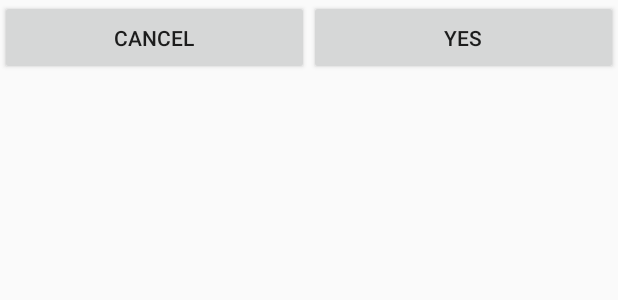
After one commit to thesultanster/SwiftTutor, an Android app: the layout dialog_confirm_payment.xml on its own in the app's theme, with its tools: preview values and no code run, on a phone screen of 412 x 824 dp. The commit adds this screen. Shown: the top 300 px of the screen. Run offline under Robolectric (Android 15) with nearby library versions, the phone set to English and light mode, and no system bars.

Commit message:
Confirm Payment Dialog Added

```diff
--- a/app/src/main/AndroidManifest.xml
+++ b/app/src/main/AndroidManifest.xml
@@ -50,7 +50,7 @@
                 android:name="android.app.searchable"
                 android:resource="@xml/searchable" />
         </activity>
-        <activity android:name=".Profile" >
+        <activity android:name=".profile.Profile" >
         </activity>
         <activity android:name=".payment.cardActivity" >
         </activity>
--- a/app/src/main/java/com/example/haasith/parse2/LoginActivity.java
+++ b/app/src/main/java/com/example/haasith/parse2/LoginActivity.java
@@ -9,6 +9,7 @@ import android.view.View;
 import android.widget.EditText;
 import android.widget.Toast;
 
+import com.example.haasith.parse2.search_list.FindTutor;
 import com.parse.LogInCallback;
 import com.parse.ParseException;
 import com.parse.ParseUser;
@@ -75,7 +76,7 @@ public class LoginActivity extends Activity {
                         } else {
                             // Start an intent for the dispatch activity
                             Log.d("Login Status","Success");
-                            Intent intent = new Intent(LoginActivity.this, MyActivity.class);
+                            Intent intent = new Intent(LoginActivity.this, FindTutor.class);
                             intent.addFlags(Intent.FLAG_ACTIVITY_CLEAR_TASK | Intent.FLAG_ACTIVITY_NEW_TASK);
                             startActivity(intent);
                         }
--- a/app/src/main/java/com/example/haasith/parse2/SignUpOrLoginActivity.java
+++ b/app/src/main/java/com/example/haasith/parse2/SignUpOrLoginActivity.java
@@ -7,6 +7,7 @@ import android.util.Log;
 import android.view.View;
 import android.widget.Button;
 
+import com.example.haasith.parse2.search_list.FindTutor;
 import com.parse.Parse;
 import com.parse.ParseUser;
 
@@ -22,7 +23,7 @@ public class SignUpOrLoginActivity extends Activity {
         if (ParseUser.getCurrentUser() != null) {
             // Start an intent for the logged in activity
             Log.d("Login Status", "Current User Exists");
-            startActivity(new Intent(this, MyActivity.class));
+            startActivity(new Intent(this, FindTutor.class));
         }
 
         // Log in button click handler
--- a/app/src/main/java/com/example/haasith/parse2/search_list/TutorListRecyclerAdapter.java
+++ b/app/src/main/java/com/example/haasith/parse2/search_list/TutorListRecyclerAdapter.java
@@ -8,7 +8,7 @@ import android.view.View;
 import android.view.ViewGroup;
 import android.widget.TextView;
 
-import com.example.haasith.parse2.Profile;
+import com.example.haasith.parse2.profile.Profile;
 import com.example.haasith.parse2.R;
 
 import java.util.Collections;
--- a/app/src/main/java/com/example/haasith/parse2/util/NavigationDrawerFramework.java
+++ b/app/src/main/java/com/example/haasith/parse2/util/NavigationDrawerFramework.java
@@ -10,18 +10,15 @@ import android.support.v4.widget.DrawerLayout;
 import android.support.v7.app.ActionBarDrawerToggle;
 import android.support.v7.app.AppCompatActivity;
 import android.support.v7.widget.Toolbar;
-import android.util.Log;
-import android.view.Menu;
 import android.view.MenuItem;
 import android.view.View;
 import android.widget.FrameLayout;
 import android.widget.TextView;
 
-import com.example.haasith.parse2.Profile;
+import com.example.haasith.parse2.profile.Profile;
 import com.example.haasith.parse2.R;
 import com.example.haasith.parse2.ViewOffers;
 import com.example.haasith.parse2.search_list.FindTutor;
-import com.parse.ParseUser;
 
 
 public class NavigationDrawerFramework extends AppCompatActivity implements NavigationView.OnNavigationItemSelectedListener{
--- /dev/null
+++ b/app/src/main/res/layout/dialog_confirm_payment.xml
@@ -0,0 +1,29 @@
+<?xml version="1.0" encoding="utf-8"?>
+<LinearLayout xmlns:android="http://schemas.android.com/apk/res/android"
+    android:layout_width="match_parent"
+    android:layout_height="match_parent"
+    android:orientation="vertical">
+
+
+    <LinearLayout
+        android:layout_width="match_parent"
+        android:layout_height="wrap_content">
+
+        <Button
+            android:id="@+id/cancel"
+            android:layout_width="match_parent"
+            android:layout_height="50dp"
+            android:layout_weight="1"
+            android:text="Cancel" />
+
+        <Button
+            android:id="@+id/yes"
+            android:layout_width="match_parent"
+            android:layout_height="50dp"
+            android:layout_weight="1"
+            android:text="Yes" />
+
+    </LinearLayout>
+
+
+</LinearLayout>
```
Also changed, not shown: app/src/main/java/com/example/haasith/parse2/profile.java (deleted, +0 -42 lines), app/src/main/java/com/example/haasith/parse2/profile/ConfirmPaymentDialog.java (added, +61 -0 lines), app/src/main/java/com/example/haasith/parse2/profile/Profile.java (added, +103 -0 lines), app/src/main/java/com/example/haasith/parse2/search_list/FindTutor.java (+2 -5 lines), app/src/main/res/layout/activity_profile.xml (+7 -32 lines).
